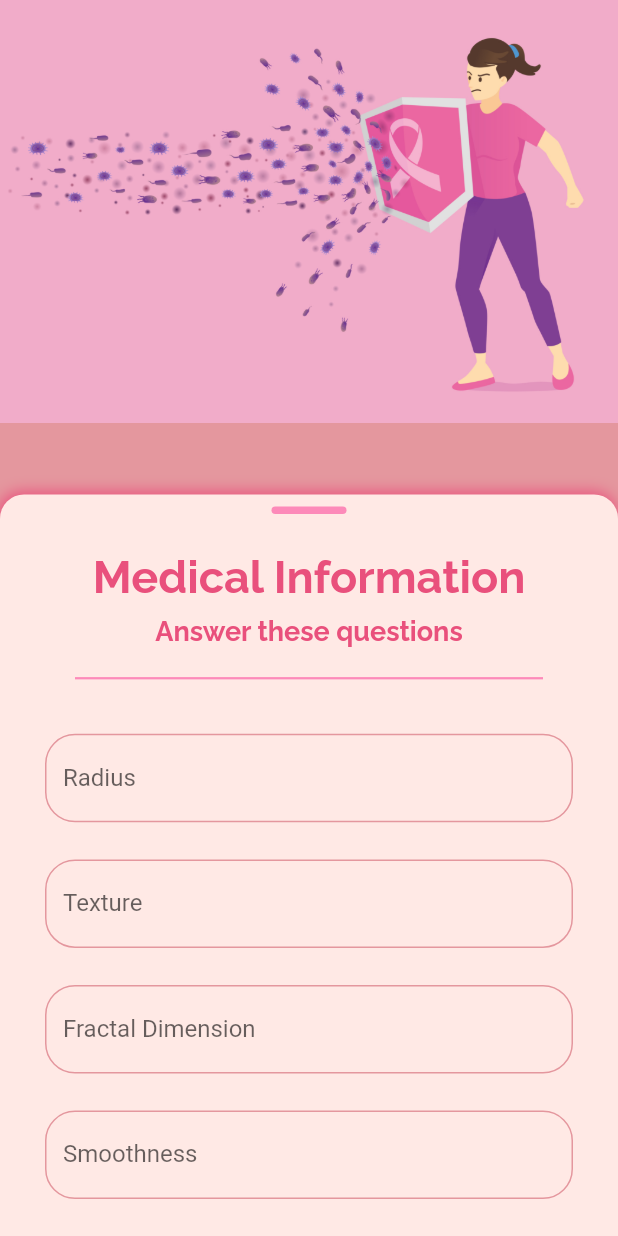
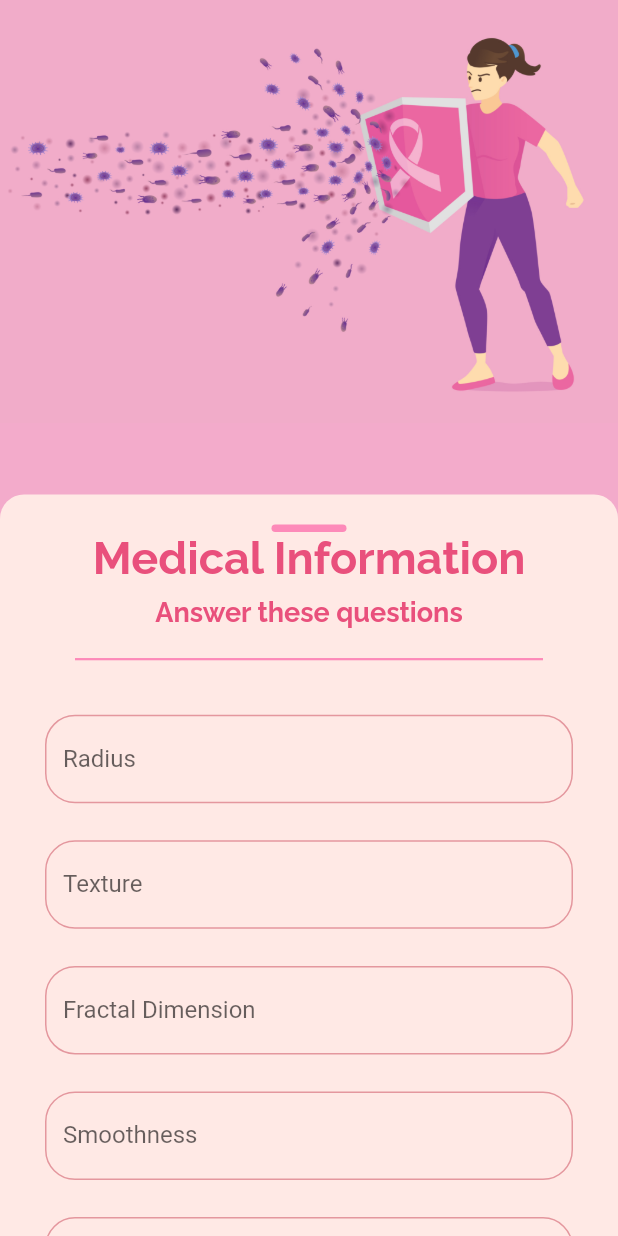
Before and after one commit to radwaahmed548/BCD, a Flutter app: the MyAppi screen opened by its route, on a phone screen of 412 x 824 dp. Run offline on Flutter 3.47's test engine with Material 2 defaults, Android fonts, the light colour scheme and no system bars; our stand-ins replace cached_network_image, chewie, flutter_swiper, table_calendar, video_player; missing offline and left inert: date_range_picker.

Commit message:
machine learning model edited

```diff
--- a/lib/machine learning model/Questions.dart
+++ b/lib/machine learning model/Questions.dart
@@ -18,7 +18,7 @@ class _MyAppiState extends State<MyAppi> {
   Widget build(BuildContext context) {
 
     return Scaffold(
-      backgroundColor: KSecondaryTextColor,
+      backgroundColor: Color(0xFFf3abcb),
       body: body(),
     );
   }
@@ -33,7 +33,10 @@ class _MyAppiState extends State<MyAppi> {
         Positioned(
           child: Image.asset(
               "images/questions.jpg",
-              width: size.width
+            width: size.width,
+
+
+
           ),
         ),
 
@@ -55,13 +58,8 @@ class _MyAppiState extends State<MyAppi> {
                     topLeft: Radius.circular(extent == 1.0 ? 0 : 16),
                     topRight: Radius.circular(extent == 1.0 ? 0 : 16),
                   ),
-                  boxShadow: [
-                    BoxShadow(
-                      blurRadius: 8,
-                      color: KMainColor,
-                      offset: Offset(-1, -1),
-                    )
-                  ],
+
+
                   color: Kgradintstartcolor,
                 ),
                 child: Column(
@@ -69,7 +67,7 @@ class _MyAppiState extends State<MyAppi> {
                     Visibility(
                       visible: extent != 1.0,
                       child: Container(
-                        margin: EdgeInsets.only(top: 8),
+                        margin: EdgeInsets.only(top: 20),
                         height: 5,
                         width: 50,
                         decoration: BoxDecoration(
@@ -83,7 +81,7 @@ class _MyAppiState extends State<MyAppi> {
                       child: ListView(
                         controller: scrollController,
                         children: [
-                          SizedBox(height: size.height * 0.03),
+
 
                           Container(
                             alignment: Alignment.center,
--- a/lib/screens/examination/examination_video_screen.dart
+++ b/lib/screens/examination/examination_video_screen.dart
@@ -56,7 +56,7 @@ class _MyAppState extends State<ExaminationScreen> {
       body: Stack(
         children: [
           Positioned
-          (top: 60,
+          (top: 50,
           child: IconButton(icon: Padding(
             padding: const EdgeInsets.all(5.0),
             child: Icon(Icons.menu,color:KMainColor
@@ -87,6 +87,7 @@ class _MyAppState extends State<ExaminationScreen> {
               child: DraggableScrollableSheet(
                 initialChildSize: 0.3,
                 minChildSize: 0.3,
+                maxChildSize: 1.0,
                 builder:
                     (BuildContext context, ScrollController scrollController) {
                   return Container(
@@ -99,7 +100,7 @@ class _MyAppState extends State<ExaminationScreen> {
                       ),
                       boxShadow: [
                         BoxShadow(
-                          blurRadius: 4,
+                          blurRadius: 10,
                           color: Colors.black45,
                           offset: Offset(-1, -1),
                         )
```
